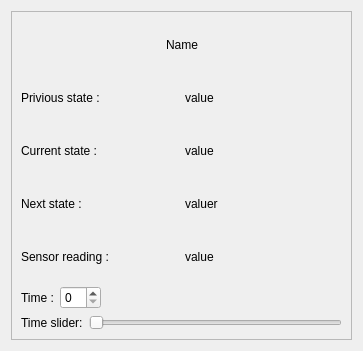
Before: the Qt Designer form robotwidget.ui in AmmarHsn/Traces_Analysis_Tool, drawn with Qt 5.
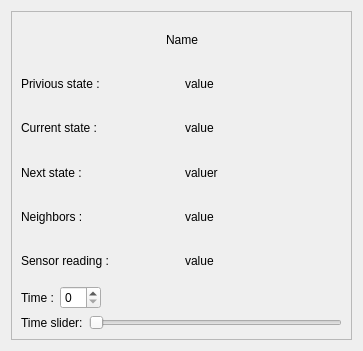
After: the same form once the commit is applied.

Commit message: file filter(fsmlog) +add n in robotwidget+ previous/next states + stateInformation

Diff of the .ui file:
```diff
--- a/robotwidget.ui
+++ b/robotwidget.ui
@@ -119,6 +119,24 @@
           </item>
          </layout>
         </item>
+        <item>
+         <layout class="QHBoxLayout" name="horizontalLayout_2">
+          <item>
+           <widget class="QLabel" name="neighbors">
+            <property name="text">
+             <string>Neighbors :</string>
+            </property>
+           </widget>
+          </item>
+          <item>
+           <widget class="QLabel" name="nbrNeighbors">
+            <property name="text">
+             <string>value</string>
+            </property>
+           </widget>
+          </item>
+         </layout>
+        </item>
         <item>
          <layout class="QHBoxLayout" name="horizontalLayout_5">
           <item>
```
The commit also changes 11 other files.
